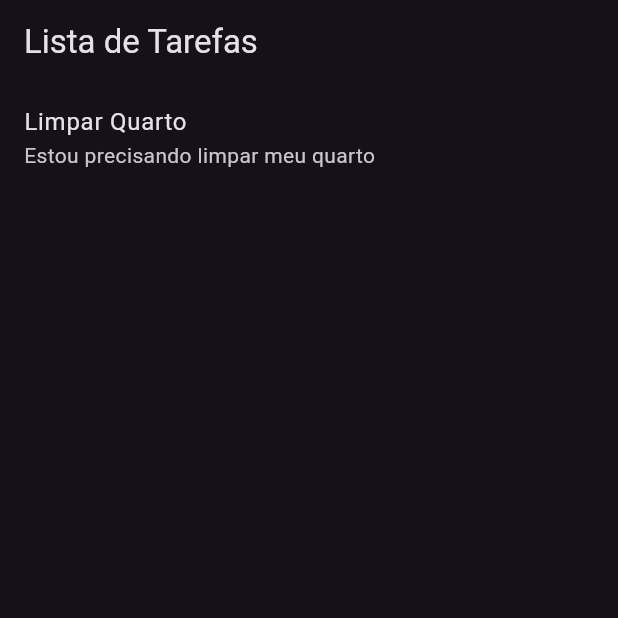
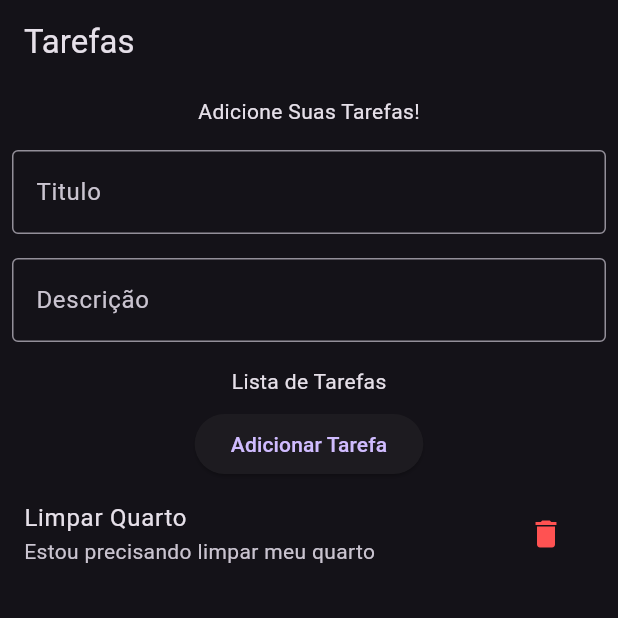
Before and after one commit to Halex-64/Task-App, a Flutter app: the HomePage screen opened directly, on a phone screen of 412 x 824 dp, the top half of it. Run offline on Flutter 3.47's test engine with Material 3 defaults, Android fonts, the phone set to English and light mode, and no system bars.

Commit message:
Parte da listagem de tarefas concluida

```diff
--- /dev/null
+++ b/lib/controller/task_controller.dart
@@ -0,0 +1,6 @@
+import 'package:login_cadastro/database/task_database.dart';
+// import 'package:login_cadastro/model/task_model.dart';
+
+class TaskController {
+  TaskDataBase taskDataBase = TaskDataBase();
+}
--- a/lib/controller/user_controller.dart
+++ b/lib/controller/user_controller.dart
@@ -2,6 +2,7 @@ import 'package:flutter/material.dart';
 import 'package:login_cadastro/database/user_database.dart';
 import 'package:login_cadastro/model/user_model.dart';
 import 'package:login_cadastro/ui/pages/homepage.dart';
+
 
 class UserController {
   UserDataBase userDataBase = UserDataBase();
--- a/lib/database/task_database.dart
+++ b/lib/database/task_database.dart
@@ -4,4 +4,12 @@ class TaskDataBase {
   List<Task> tasks = [
     Task(title: 'Limpar Quarto', desc: 'Estou precisando limpar meu quarto'),
   ];
+
+  void addTask(Task task) {
+    tasks.add(task);
+  }
+
+  void removeTask(int index) {
+    tasks.removeAt(index);
+  }
 }
--- a/lib/ui/pages/homepage.dart
+++ b/lib/ui/pages/homepage.dart
@@ -3,23 +3,76 @@ import 'package:login_cadastro/database/task_database.dart';
 import 'package:login_cadastro/model/task_model.dart';
 import 'package:login_cadastro/ui/widgets/myAppBar.dart';
 
-class HomePage extends StatelessWidget {
-  HomePage({super.key});
+class HomePage extends StatefulWidget {
+  @override
+  _HomePageState createState() => _HomePageState();
+}
+
+class _HomePageState extends State<HomePage> {
   final TaskDataBase taskDataBase = TaskDataBase();
+  final TextEditingController titleController = TextEditingController();
+  final TextEditingController descController = TextEditingController();
 
-  @override
   Widget build(BuildContext context) {
     return Scaffold(
-      appBar: MyAppBar(texto: 'Lista de Tarefas'),
-      body: ListView.builder(
+      appBar: MyAppBar(texto: 'Tarefas'),
+      body: Column(
+        children: [
+          const Padding(
+            padding: EdgeInsets.all(8.0),
+            child: Text('Adicione Suas Tarefas!'),
+          ),
+          Padding(
+            padding: const EdgeInsets.all(8.0),
+            child: TextField(
+              controller: titleController,
+              decoration: const InputDecoration(
+                  hintText: 'Titulo', border: OutlineInputBorder()),
+            ),
+          ),
+          Padding(
+            padding: const EdgeInsets.all(8.0),
+            child: TextField(
+              controller: descController,
+              decoration: const InputDecoration(
+                  hintText: 'Descrição', border: OutlineInputBorder()),
+            ),
+          ),
+          const Padding(
+            padding: EdgeInsets.all(8.0),
+            child: Text('Lista de Tarefas'),
+          ),
+          ElevatedButton(
+              onPressed: () {
+                setState(() {
+                  taskDataBase.addTask(Task(
+                      title: titleController.text, desc: descController.text));
+                  titleController.clear();
+                  descController.clear();
+                });
+              },
+              child: const Text('Adicionar Tarefa')),
+          Expanded(
+            child: ListView.builder(
                 itemCount: taskDataBase.tasks.length,
                 itemBuilder: (context, index) {
                   Task task = taskDataBase.tasks[index];
                   return ListTile(
                     title: Text(task.title),
                     subtitle: Text(task.desc),
+                    trailing: IconButton(
+                      icon: const Icon(Icons.delete, color: Colors.redAccent),
+                      onPressed: () {
+                        setState(() {
+                          taskDataBase.removeTask(index);
+                        });
+                      },
+                    ),
                   );
                 }),
+          ),
+        ],
+      ),
     );
   }
 }
```
Lines whose indentation alone changed are shown as unchanged.
